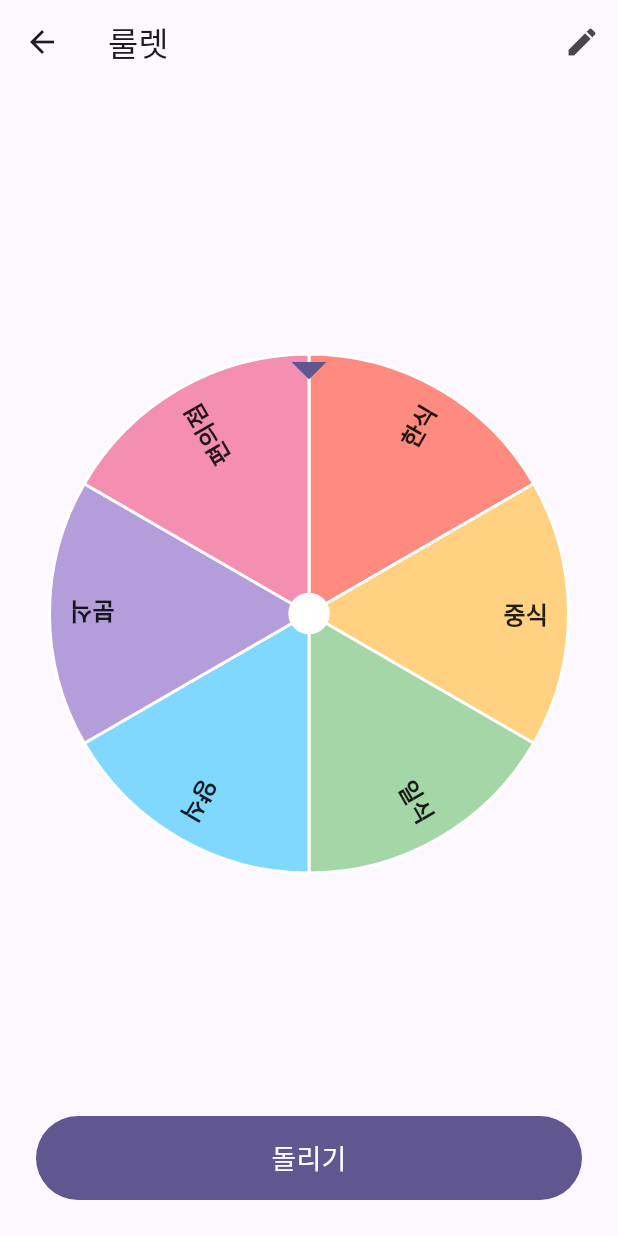
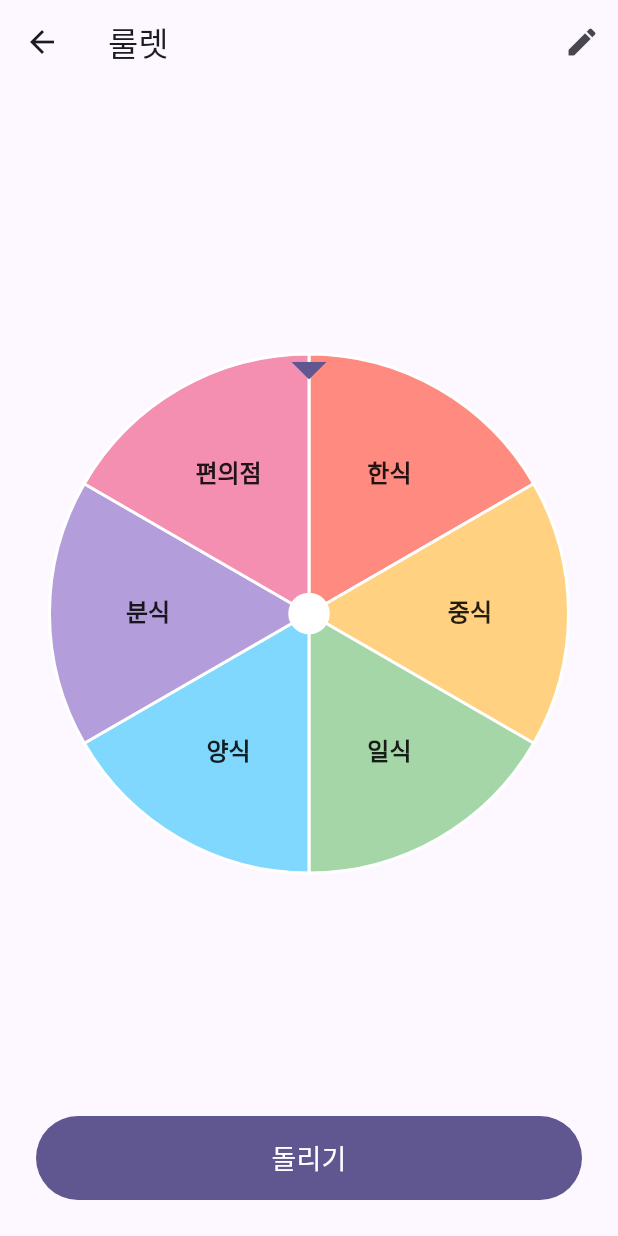
Before and after one commit to shlete/Oppop, a Flutter app: the RouletteScreen screen opened directly, on a phone screen of 412 x 824 dp. Run offline on Flutter 3.47's test engine with Material 3 defaults, Android fonts, the phone set to English and light mode, and no system bars; our stand-ins replace flutter_riverpod, google_mobile_ads, shared_preferences; accounts and stored records are empty; network calls fail.

Commit message:
룰렛: 원판이 돌아도 글자가 항상 똑바로 보이게
Co-Authored-By: Claude Opus 5.5 (1M context) <noreply@anthropic.com>
Claude-Session: https://claude.ai/code/session_01UjtEbePFwBpyU2YJRuNUmw

```diff
--- a/lib/features/random/roulette/roulette_screen.dart
+++ b/lib/features/random/roulette/roulette_screen.dart
@@ -170,13 +170,12 @@ class _RouletteScreenState extends State<RouletteScreen>
                           padding: const EdgeInsets.only(top: 18),
                           child: AnimatedBuilder(
                             animation: _controller,
-                            builder: (context, child) => Transform.rotate(
-                              angle: _spin?.value ?? _rotation,
-                              child: child,
-                            ),
-                            child: CustomPaint(
+                            builder: (context, _) => CustomPaint(
                               size: Size.infinite,
-                              painter: WheelPainter(_items),
+                              painter: WheelPainter(
+                                _items,
+                                rotation: _spin?.value ?? _rotation,
+                              ),
                             ),
                           ),
                         ),
@@ -207,11 +206,13 @@ class _RouletteScreenState extends State<RouletteScreen>
   }
 }
 
-/// 0번 칸이 12시 방향에서 시계 방향으로 시작하는 원판.
+/// 0번 칸이 12시 방향에서 시계 방향으로 시작하는 원판을 [rotation]만큼 돌려 그린다.
+/// 칸은 함께 돌지만 글자는 어느 위치에서든 똑바로 서 있도록 가로로 그린다.
 class WheelPainter extends CustomPainter {
-  WheelPainter(this.items);
+  WheelPainter(this.items, {this.rotation = 0});
 
   final List<String> items;
+  final double rotation;
 
   @override
   void paint(Canvas canvas, Size size) {
@@ -220,9 +221,14 @@ class WheelPainter extends CustomPainter {
     final rect = Rect.fromCircle(center: center, radius: radius);
     final seg = 2 * pi / items.length;
     final fontSize = items.length > 10 ? 12.0 : 16.0;
+    final labelRadius = radius * 0.62;
+    // 칸 안에 들어가는 가로 폭 (칸이 좁을수록 줄어듦).
+    final labelWidth = items.length < 3
+        ? radius * 0.6
+        : min(radius * 0.6, 2.2 * labelRadius * sin(seg / 2));
 
     for (var i = 0; i < items.length; i++) {
-      final start = -pi / 2 + i * seg;
+      final start = -pi / 2 + rotation + i * seg;
       canvas.drawArc(rect, start, seg, true, Paint()..color = paletteAt(i));
       canvas.drawArc(
         rect,
@@ -242,25 +248,23 @@ class WheelPainter extends CustomPainter {
             color: Colors.black87,
             fontSize: fontSize,
             fontWeight: FontWeight.w600,
+            height: 1.1,
           ),
         ),
+        textAlign: TextAlign.center,
         textDirection: TextDirection.ltr,
-        maxLines: 1,
+        maxLines: 2,
         ellipsis: '…',
-      )..layout(maxWidth: radius * 0.6);
+      )..layout(maxWidth: labelWidth);
 
-      canvas.save();
-      canvas.translate(center.dx, center.dy);
-      canvas.rotate(start + seg / 2);
-      label.paint(
-        canvas,
-        Offset(radius * 0.92 - label.width, -label.height / 2),
-      );
-      canvas.restore();
+      final mid = start + seg / 2;
+      final at = center + Offset(cos(mid), sin(mid)) * labelRadius;
+      label.paint(canvas, at - Offset(label.width / 2, label.height / 2));
     }
     canvas.drawCircle(center, radius * 0.08, Paint()..color = Colors.white);
   }
 
   @override
-  bool shouldRepaint(WheelPainter old) => old.items != items;
+  bool shouldRepaint(WheelPainter old) =>
+      old.items != items || old.rotation != rotation;
 }
```
